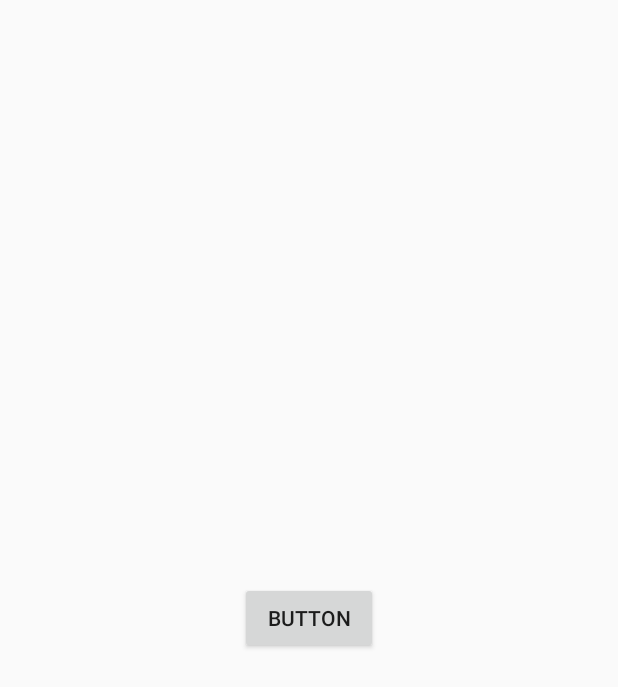
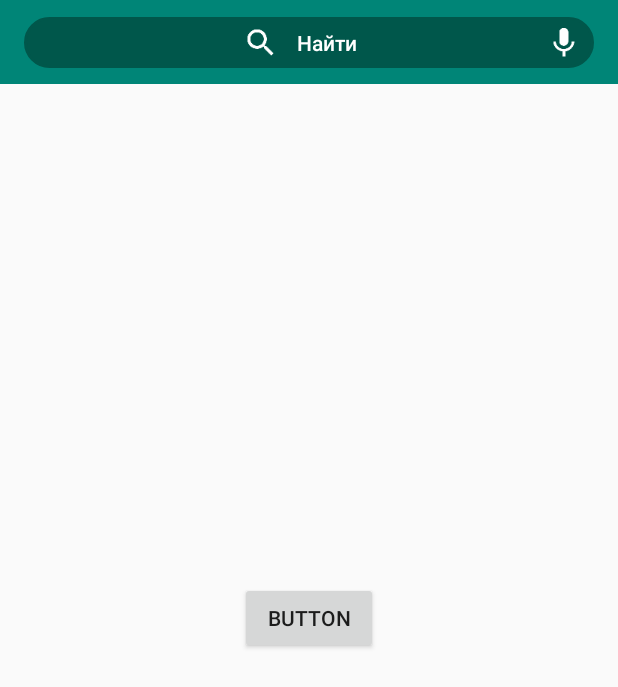
Before and after one commit to Sushinski/profilesandroid, an Android app: the SearchFragment screen opened through its navigation route, on a phone screen of 412 x 824 dp. Shown: the top 687 px of the screen. Run offline under Robolectric (Android 15) with nearby library versions, the phone set to English and light mode, and no system bars; our stand-ins replace Dagger/Hilt's generated code, RxJava; libraries missing offline, so code that uses them is left out: com.jakewharton.rxbinding3; 2 statements that could not run were skipped.

Commit message:
Adds search bar custom layout

```diff
--- /dev/null
+++ b/app/src/main/java/ru/profiles/api/interfaces/SearchApi.kt
@@ -0,0 +1,11 @@
+package ru.profiles.api.interfaces
+
+import retrofit2.http.GET
+import retrofit2.http.Headers
+
+interface SearchApi {
+
+    @Headers("Content-Type: application/json", "Cache-Control: no-cache")
+    @GET("/api/v1/common/services/?")
+    fun getServices()
+}
--- a/app/src/main/java/ru/profiles/ui/SearchFragment.kt
+++ b/app/src/main/java/ru/profiles/ui/SearchFragment.kt
@@ -2,15 +2,21 @@ package ru.profiles.ui
 
 import android.content.Context
 import android.os.Bundle
-import android.view.LayoutInflater
-import android.view.View
-import android.view.ViewGroup
+import android.view.*
+import android.widget.SearchView
+import androidx.appcompat.app.AppCompatActivity
 import androidx.lifecycle.ViewModelProviders
 import dagger.android.support.DaggerFragment
 import ru.profiles.di.ViewModelFactory
 import ru.profiles.profiles.R
 import ru.profiles.viewmodel.SearchViewModel
 import javax.inject.Inject
+import android.view.LayoutInflater
+import androidx.appcompat.app.ActionBar
+import kotlinx.android.synthetic.main.main_activity.*
+import kotlinx.android.synthetic.main.search_toolbar_view.*
+import kotlinx.android.synthetic.main.search_toolbar_view.view.*
+
 
 class SearchFragment : DaggerFragment() {
 
@@ -23,6 +29,11 @@ class SearchFragment : DaggerFragment() {
         fun newInstance() = SearchFragment()
     }
 
+    override fun onCreate(savedInstanceState: Bundle?) {
+        setHasOptionsMenu(true)
+        super.onCreate(savedInstanceState)
+    }
+
     override fun onAttach(context: Context?) {
         super.onAttach(context)
         mViewModel = ViewModelProviders.of(this, mViewModelFactory).get(SearchViewModel::class.java)
@@ -32,6 +43,18 @@ class SearchFragment : DaggerFragment() {
         inflater: LayoutInflater, container: ViewGroup?,
         savedInstanceState: Bundle?
     ): View? {
-        return inflater.inflate(R.layout.search_fragment, container, false)
+        val v = inflater.inflate(R.layout.search_fragment, container, false)
+        return v
     }
+
+
+    override fun onViewCreated(view: View, savedInstanceState: Bundle?) {
+        super.onViewCreated(view, savedInstanceState)
+        search_text_view.clearFocus()
+        search_text_view.onFocusChangeListener = View.OnFocusChangeListener { view, b ->
+            search_button.visibility = if(b || !search_text_view.text.isEmpty()) View.INVISIBLE else View.VISIBLE
+            voice_search_button.visibility = search_button.visibility
+        }
+    }
+
 }
--- /dev/null
+++ b/app/src/main/res/drawable/rounded_corners.xml
@@ -0,0 +1,19 @@
+<?xml version="1.0" encoding="utf-8"?>
+<shape xmlns:android="http://schemas.android.com/apk/res/android"
+    android:shape="rectangle">
+
+    <solid android:color="@color/colorPrimaryDark" />
+
+    <stroke
+        android:width="2dp"
+        android:color="@color/colorPrimaryDark" />
+
+    <padding
+        android:bottom="5dp"
+        android:left="5dp"
+        android:right="5dp"
+        android:top="5dp" />
+
+    <corners android:radius="18dp" />
+
+</shape>
--- a/app/src/main/res/layout/search_fragment.xml
+++ b/app/src/main/res/layout/search_fragment.xml
@@ -7,6 +7,8 @@
     android:layout_width="match_parent"
     android:layout_height="match_parent"
     tools:context="ru.profiles.ui.SearchFragment">
+
+    <include layout="@layout/search_toolbar_view" />
 
 
     <Button
--- /dev/null
+++ b/app/src/main/res/layout/search_toolbar_view.xml
@@ -0,0 +1,53 @@
+<?xml version="1.0" encoding="utf-8"?>
+<androidx.constraintlayout.widget.ConstraintLayout xmlns:android="http://schemas.android.com/apk/res/android"
+    xmlns:app="http://schemas.android.com/apk/res-auto"
+    android:layout_width="match_parent"
+    android:layout_height="?android:attr/actionBarSize"
+    android:background="@color/colorPrimary">
+
+
+    <EditText
+        android:id="@+id/search_text_view"
+        android:layout_width="match_parent"
+        android:layout_height="wrap_content"
+        android:layout_marginStart="16dp"
+        android:layout_marginEnd="16dp"
+        android:background="@drawable/rounded_corners"
+        android:focusableInTouchMode="true"
+        android:singleLine="true"
+        app:layout_constraintBottom_toBottomOf="parent"
+        app:layout_constraintEnd_toEndOf="parent"
+        app:layout_constraintStart_toStartOf="parent"
+        app:layout_constraintTop_toTopOf="parent" />
+
+    <Button
+        android:id="@+id/search_button"
+        android:layout_width="wrap_content"
+        android:layout_height="wrap_content"
+        android:background="@android:color/transparent"
+        android:clickable="false"
+        android:drawableStart="@drawable/baseline_search_white_48dp"
+        android:focusable="false"
+        android:focusableInTouchMode="false"
+        android:text="@string/search_field_main_text"
+        android:textAlignment="center"
+        android:textAllCaps="false"
+        android:textColor="@android:color/white"
+        app:layout_constraintBottom_toBottomOf="@+id/search_text_view"
+        app:layout_constraintEnd_toEndOf="@+id/search_text_view"
+        app:layout_constraintStart_toStartOf="@+id/search_text_view"
+        app:layout_constraintTop_toTopOf="@+id/search_text_view" />
+
+    <ImageButton
+        android:id="@+id/voice_search_button"
+        android:layout_width="wrap_content"
+        android:layout_height="0dp"
+        android:layout_marginEnd="8dp"
+        android:background="@android:color/transparent"
+        android:src="@drawable/baseline_mic_white_48dp"
+        app:layout_constraintBottom_toBottomOf="@+id/search_text_view"
+        app:layout_constraintEnd_toEndOf="@+id/search_text_view"
+        app:layout_constraintTop_toTopOf="@+id/search_text_view" />
+
+
+</androidx.constraintlayout.widget.ConstraintLayout>
--- a/app/src/main/res/values/strings.xml
+++ b/app/src/main/res/values/strings.xml
@@ -19,5 +19,7 @@
     <string name="woman_text">Женщина</string>
     <string name="add_photo_text">добавить фотографию</string>
     <string name="image_chooser_text">Выбрать фотографию</string>
+    <string name="search_title">Найти услугу</string>
     <string name="delete_photo">Удалить фотографию</string>
+    <string name="search_field_main_text">Найти</string>
 </resources>
```
Also changed, not shown: app/src/main/res/drawable-xxxhdpi/baseline_mic_white_48dp.png (added), app/src/main/res/drawable-xxxhdpi/baseline_search_black_48dp.png (added), app/src/main/res/drawable-xxxhdpi/baseline_search_white_48dp.png (added), app/src/main/res/drawable/panda.jpg (deleted).
